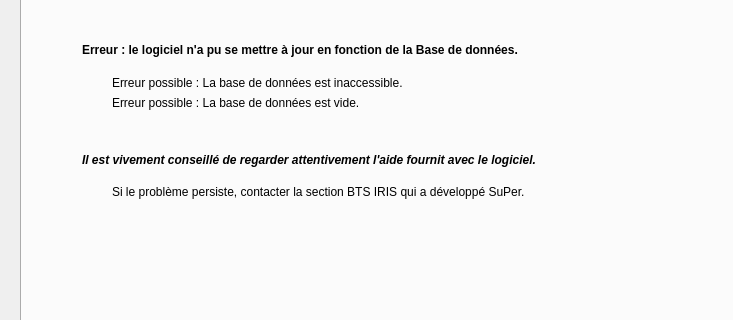
The window that 17-CodageVisualiserPersonnes/visu_personnes/SuPer_SCHERER/ihm.ui (NicolasScherer/ProjetSuPer) describes before a commit, drawn with Qt 5; both pictures show x 0 to 733 and y 101 to 421 of the 850 by 800 pixel window.
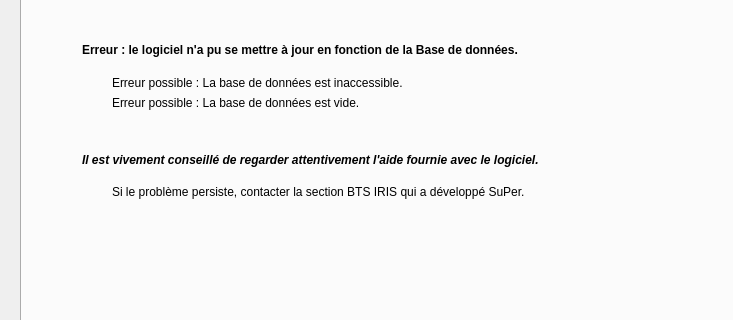
The same window after the commit. Icons and pictures are not drawn.

What changed in the file:
```diff
--- a/17-CodageVisualiserPersonnes/visu_personnes/SuPer_SCHERER/ihm.ui
+++ b/17-CodageVisualiserPersonnes/visu_personnes/SuPer_SCHERER/ihm.ui
@@ -112,7 +112,7 @@
        </font>
       </property>
       <property name="text">
-       <string>Il est vivement conseillé de regarder attentivement l'aide fournit avec le logiciel.</string>
+       <string>Il est vivement conseillé de regarder attentivement l'aide fournie avec le logiciel.</string>
       </property>
      </widget>
      <widget class="QLabel" name="label_6">
```
